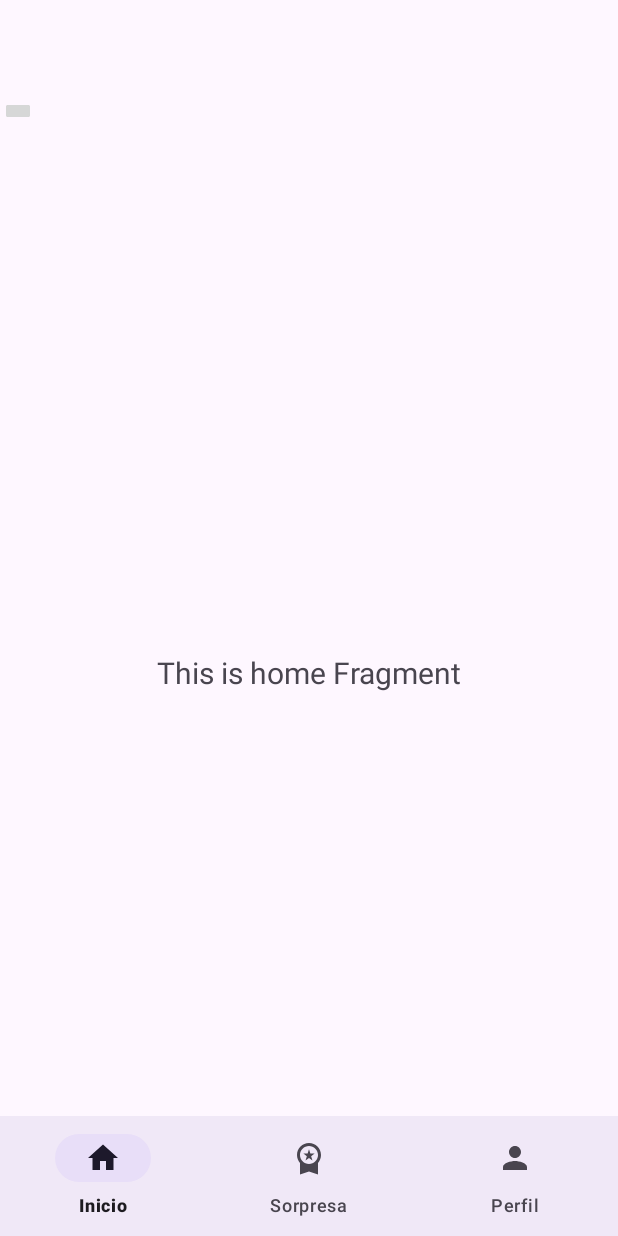
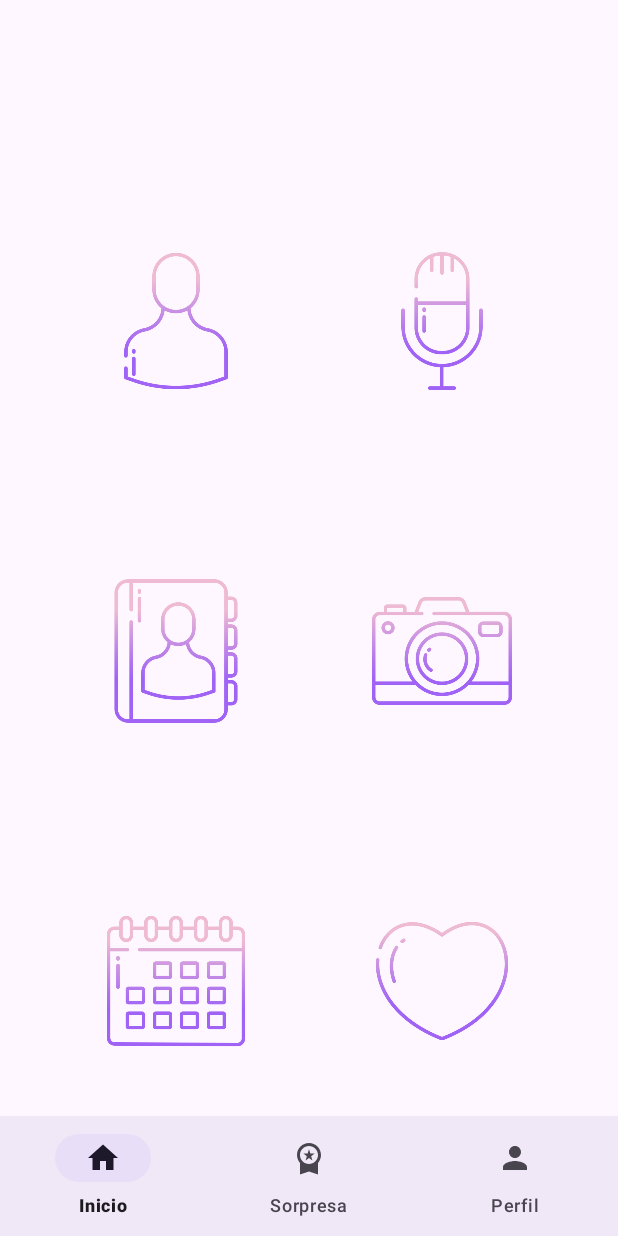
Before and after one commit to sefafe10/MemoriApp, an Android app: the HomeFragment screen opened directly, with no data from a screen before it, on a phone screen of 412 x 824 dp. Run offline under Robolectric (Android 15) with nearby library versions, the phone set to English and light mode, and no system bars; our stand-ins replace navigation-ui; 3 statements that could not run were skipped.

Commit message:
Añadidos recursos de iconos y los botones de fragment_home

```diff
--- a/app/src/main/AndroidManifest.xml
+++ b/app/src/main/AndroidManifest.xml
@@ -10,7 +10,7 @@
         android:label="@string/app_name"
         android:roundIcon="@mipmap/ic_launcher_round"
         android:supportsRtl="true"
-        android:theme="@style/Theme.MemoriApp"
+        android:theme="@style/Base.Theme.MemoriApp"
         tools:targetApi="31">
         <activity
             android:name=".BottomNavigationActivity"
--- /dev/null
+++ b/app/src/main/res/drawable/button_style.xml
@@ -0,0 +1,3 @@
+<?xml version="1.0" encoding="utf-8"?>
+<shape xmlns:android="http://schemas.android.com/apk/res/android">
+    <solid android:color="#F0F0F0"/>  <stroke android:width="2dp" android:color="#E20FFF"/> <corners android:radius="8dp"/> </shape>
--- a/app/src/main/res/layout/fragment_home.xml
+++ b/app/src/main/res/layout/fragment_home.xml
@@ -4,51 +4,75 @@
     xmlns:tools="http://schemas.android.com/tools"
     android:layout_width="match_parent"
     android:layout_height="match_parent"
-    tools:context=".ui.home.HomeFragment">
+    tools:context=".ui.home.HomeFragment"
+    >
 
-    <TextView
-        android:id="@+id/text_home"
-        android:layout_width="match_parent"
-        android:layout_height="wrap_content"
-        android:layout_marginStart="8dp"
-        android:layout_marginTop="8dp"
-        android:layout_marginEnd="8dp"
-        android:textAlignment="center"
-        android:textSize="20sp"
-        app:layout_constraintBottom_toBottomOf="parent"
-        app:layout_constraintEnd_toEndOf="parent"
+    <ImageButton
+        android:layout_marginTop="100dp"
+        android:id="@+id/usuario"
+        android:layout_width="120dp"
+        android:layout_height="100dp"
+        android:scaleType="centerInside"
+        android:src="@drawable/usuario"
+        app:layout_constraintEnd_toStartOf="@id/microfono"
         app:layout_constraintStart_toStartOf="parent"
         app:layout_constraintTop_toTopOf="parent" />
 
     <ImageButton
-        android:layout_width="wrap_content"
-        android:layout_height="wrap_content"
+        android:layout_marginTop="100dp"
+        android:id="@+id/microfono"
+        android:layout_width="120dp"
+        android:layout_height="100dp"
+        android:scaleType="centerInside"
+        android:src="@drawable/microfono"
+        app:layout_constraintEnd_toEndOf="parent"
+        app:layout_constraintStart_toEndOf="@id/usuario"
+        app:layout_constraintTop_toTopOf="parent"
         />
 
     <ImageButton
-        android:layout_width="wrap_content"
-        android:layout_height="wrap_content"
+        android:id="@+id/libreta_de_contactos"
+        android:layout_width="120dp"
+        android:layout_height="100dp"
+        android:scaleType="centerInside"
+        android:src="@drawable/libreta_de_contactos"
+        app:layout_constraintTop_toBottomOf="@id/usuario"
+        app:layout_constraintBottom_toTopOf="@id/calendario"
+        app:layout_constraintEnd_toStartOf="@id/camara"
+        app:layout_constraintStart_toStartOf="parent"/>
+
+    <ImageButton
+        android:id="@+id/camara"
+        android:layout_width="120dp"
+        android:layout_height="100dp"
+        android:scaleType="centerInside"
+        android:src="@drawable/camara"
+        app:layout_constraintBottom_toTopOf="@id/corazon"
+        app:layout_constraintEnd_toEndOf="parent"
+        app:layout_constraintStart_toEndOf="@id/libreta_de_contactos"
+        app:layout_constraintTop_toBottomOf="@id/microfono" />
+
+    <ImageButton
+        android:id="@+id/calendario"
+        android:layout_width="120dp"
+        android:layout_height="100dp"
+        android:scaleType="centerInside"
+        android:src="@drawable/calendario"
+        app:layout_constraintBottom_toBottomOf="parent"
+        app:layout_constraintEnd_toStartOf="@id/corazon"
+        app:layout_constraintStart_toStartOf="parent"
+        app:layout_constraintTop_toBottomOf="@id/libreta_de_contactos" />
+
+    <ImageButton
+        android:id="@+id/corazon"
+        android:layout_width="120dp"
+        android:layout_height="100dp"
+        android:scaleType="centerInside"
+        android:src="@drawable/corazon"
+        app:layout_constraintBottom_toBottomOf="parent"
+        app:layout_constraintEnd_toEndOf="parent"
+        app:layout_constraintStart_toEndOf="@id/calendario"
+        app:layout_constraintTop_toBottomOf="@id/camara"
         />
 
-    <ImageButton
-        android:layout_width="wrap_content"
-        android:layout_height="wrap_content"
-        />
-
-    <ImageButton
-        android:layout_width="wrap_content"
-        android:layout_height="wrap_content"
-        />
-
-    <ImageButton
-        android:layout_width="wrap_content"
-        android:layout_height="wrap_content"
-        />
-
-    <ImageButton
-        android:layout_width="wrap_content"
-        android:layout_height="wrap_content"
-        />
-
-
 </androidx.constraintlayout.widget.ConstraintLayout>
--- a/app/src/main/res/values/themes.xml
+++ b/app/src/main/res/values/themes.xml
@@ -3,6 +3,7 @@
     <style name="Base.Theme.MemoriApp" parent="Theme.Material3.DayNight.NoActionBar">
         <!-- Customize your light theme here. -->
         <!-- <item name="colorPrimary">@color/my_light_primary</item> -->
+        <item name="imageButtonStyle">@drawable/button_style</item>
     </style>
 
     <style name="Theme.MemoriApp" parent="Base.Theme.MemoriApp" />
```
Also changed, not shown: app/src/main/res/drawable/calendario.png (added), app/src/main/res/drawable/camara.png (added), app/src/main/res/drawable/corazon.png (added), app/src/main/res/drawable/libreta_de_contactos.png (added), app/src/main/res/drawable/microfono.png (added), app/src/main/res/drawable/usuario.png (added).
